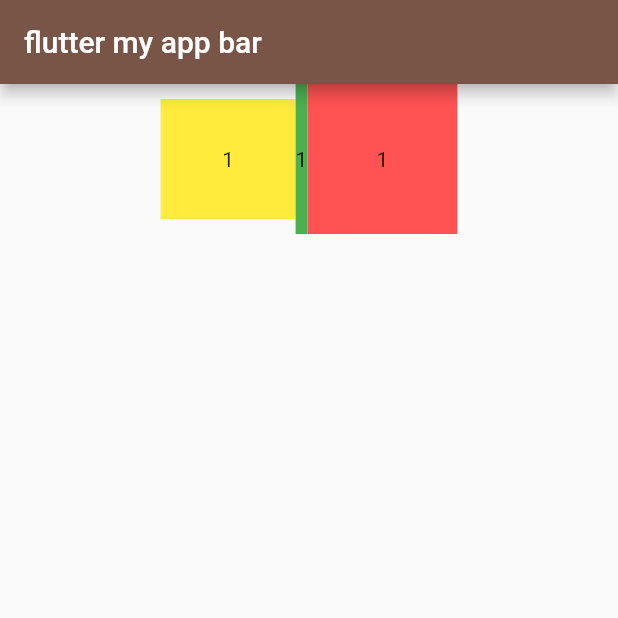
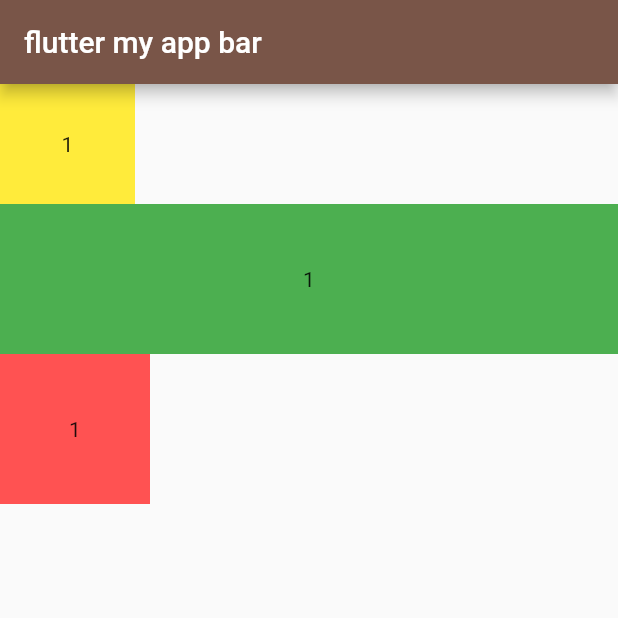
Before and after one commit to Juwon-Yun/LearnFlutter, a Flutter app: the screen it shows after launch, on a phone screen of 412 x 824 dp, the top half of it. Run offline on Flutter 3.47's test engine with Material 2 defaults, Android fonts, the phone set to English and light mode, and no system bars.

```diff
--- a/lib/page/column_row_stack.dart
+++ b/lib/page/column_row_stack.dart
@@ -27,11 +27,11 @@ class MultipleWidgetPage extends StatelessWidget {
         //   ],
         // ),
       // Wrap => overflow시에 정해놓은 방향으로 넘어간다.
-      body: Row(
+      body: Wrap(
         // direction: Axis.vertical,
         // width를 설정하지 않으면 텍스트 크기만큼 차지한다.
-        mainAxisSize: MainAxisSize.max,
-        mainAxisAlignment: MainAxisAlignment.center,crossAxisAlignment: CrossAxisAlignment.center,
+        // mainAxisSize: MainAxisSize.max,
+        // mainAxisAlignment: MainAxisAlignment.center,crossAxisAlignment: CrossAxisAlignment.center,
           children: [
             Container(
               color : Colors.yellow,
```
Also changed, not shown: lib/page/edgeinsets.dart (added, +10 -0 lines).
